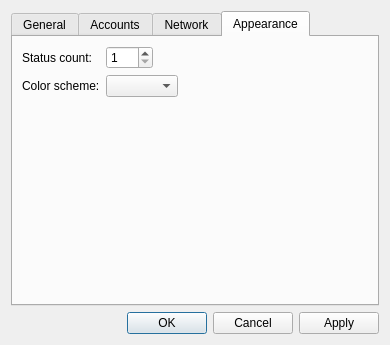
Before: the Qt Designer form qtwitter-app/ui/settings.ui in ayoy/qtwitter, drawn with Qt 5.
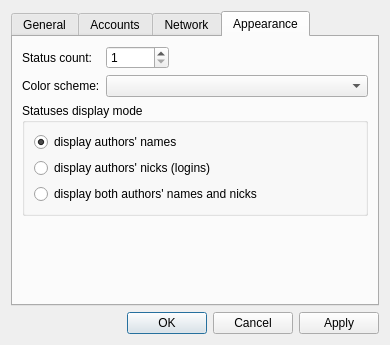
After: the same form once the commit is applied. The open tabs and pages were chosen to show the change.

Commit message: Added a feature allowing to choose display mode of a status author: nick, real name or "nick (real name)". Restoring session improved by version checking.

The edit to the form file:
```diff
--- a/qtwitter-app/ui/settings.ui
+++ b/qtwitter-app/ui/settings.ui
@@ -335,10 +335,7 @@
       <attribute name="title">
        <string>Appearance</string>
       </attribute>
-      <layout class="QFormLayout" name="formLayout_2">
-       <property name="fieldGrowthPolicy">
-        <enum>QFormLayout::FieldsStayAtSizeHint</enum>
-       </property>
+      <layout class="QFormLayout" name="formLayout">
        <item row="0" column="0">
         <widget class="QLabel" name="tweetCountLabel">
          <property name="text">
@@ -379,6 +376,39 @@
          </property>
         </widget>
        </item>
+       <item row="2" column="0" colspan="2">
+        <widget class="QGroupBox" name="displayModeGroupBox">
+         <property name="title">
+          <string>Statuses display mode</string>
+         </property>
+         <layout class="QVBoxLayout" name="verticalLayout_4">
+          <item>
+           <widget class="QRadioButton" name="displayNamesButton">
+            <property name="text">
+             <string>display authors' names</string>
+            </property>
+            <property name="checked">
+             <bool>true</bool>
+            </property>
+           </widget>
+          </item>
+          <item>
+           <widget class="QRadioButton" name="displayNicksButton">
+            <property name="text">
+             <string>display authors' nicks (logins)</string>
+            </property>
+           </widget>
+          </item>
+          <item>
+           <widget class="QRadioButton" name="displayBothButton">
+            <property name="text">
+             <string>display both authors' names and nicks</string>
+            </property>
+           </widget>
+          </item>
+         </layout>
+        </widget>
+       </item>
       </layout>
      </widget>
     </widget>
```
Left out of the diff: 3 changed lines with no effect on the pictures. The commit also changes 6 other files.
